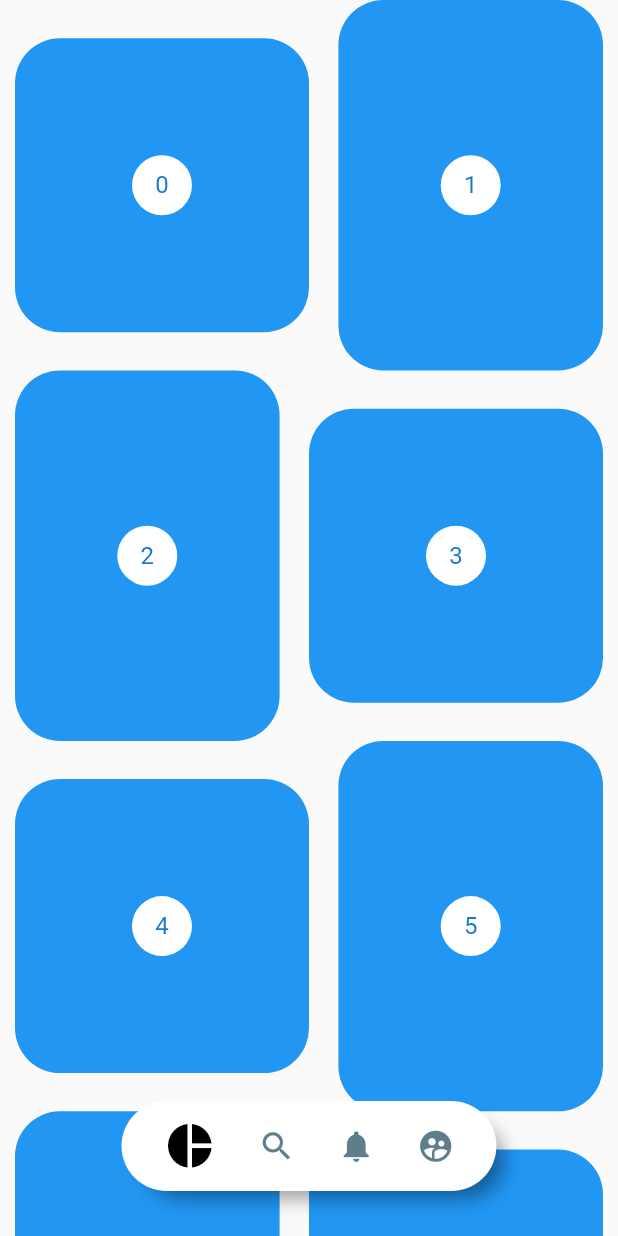
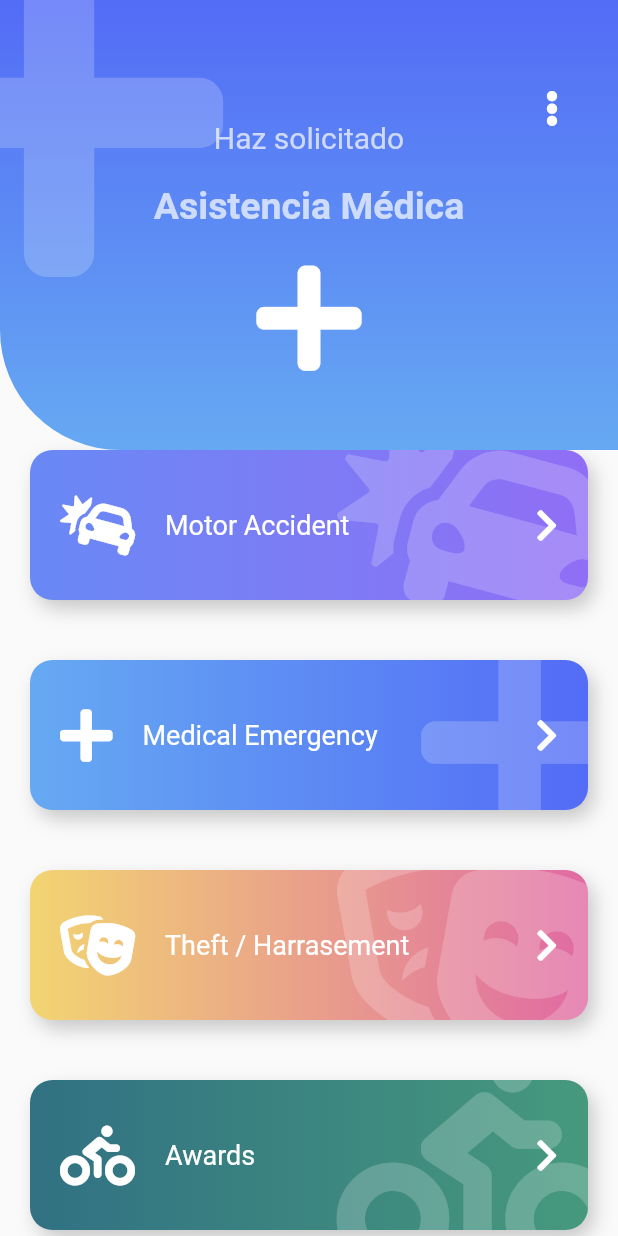
Before and after one commit to daniesquivelc97/disenos_app, a Flutter app: the screen it shows after launch, on a phone screen of 412 x 824 dp. Run offline on Flutter 3.47's test engine with Material 2 defaults, Android fonts, the phone set to English and light mode, and no system bars; our stand-ins replace animate_do, flutter_svg, font_awesome_flutter.

Commit message:
Implementación de pagina personalizada

```diff
--- a/lib/main.dart
+++ b/lib/main.dart
@@ -1,4 +1,4 @@
-import 'package:disenos_app/src/pages/printerest_page.dart';
+import 'package:disenos_app/src/pages/emergency_page.dart';
 import 'package:flutter/material.dart';
 
 void main() => runApp(MyApp());
@@ -9,7 +9,7 @@ class MyApp extends StatelessWidget {
     return const MaterialApp(
       debugShowCheckedModeBanner: false,
       title: 'Diseños App',
-      home: PrinterestPage(),
+      home: EmergencyPage(),
     );
   }
 }
--- /dev/null
+++ b/lib/src/pages/emergency_page.dart
@@ -0,0 +1,155 @@
+import 'package:animate_do/animate_do.dart';
+import 'package:disenos_app/src/widgets/boton_gordo.dart';
+import 'package:disenos_app/src/widgets/header_emergency.dart';
+import 'package:flutter/material.dart';
+import 'package:font_awesome_flutter/font_awesome_flutter.dart';
+
+class ItemBoton {
+  final IconData icon;
+  final String texto;
+  final Color color1;
+  final Color color2;
+
+  ItemBoton(this.icon, this.texto, this.color1, this.color2);
+}
+
+class EmergencyPage extends StatelessWidget {
+  const EmergencyPage({Key? key}) : super(key: key);
+
+  @override
+  Widget build(BuildContext context) {
+    final items = <ItemBoton>[
+      ItemBoton(FontAwesomeIcons.carCrash, 'Motor Accident',
+          const Color(0xff6989F5), const Color(0xff906EF5)),
+      ItemBoton(FontAwesomeIcons.plus, 'Medical Emergency',
+          const Color(0xff66A9F2), const Color(0xff536CF6)),
+      ItemBoton(FontAwesomeIcons.theaterMasks, 'Theft / Harrasement',
+          const Color(0xffF2D572), const Color(0xffE06AA3)),
+      ItemBoton(FontAwesomeIcons.biking, 'Awards', const Color(0xff317183),
+          const Color(0xff46997D)),
+      ItemBoton(FontAwesomeIcons.carCrash, 'Motor Accident',
+          const Color(0xff6989F5), const Color(0xff906EF5)),
+      ItemBoton(FontAwesomeIcons.plus, 'Medical Emergency',
+          const Color(0xff66A9F2), const Color(0xff536CF6)),
+      ItemBoton(FontAwesomeIcons.theaterMasks, 'Theft / Harrasement',
+          const Color(0xffF2D572), const Color(0xffE06AA3)),
+      ItemBoton(FontAwesomeIcons.biking, 'Awards', const Color(0xff317183),
+          const Color(0xff46997D)),
+      ItemBoton(FontAwesomeIcons.carCrash, 'Motor Accident',
+          const Color(0xff6989F5), const Color(0xff906EF5)),
+      ItemBoton(FontAwesomeIcons.plus, 'Medical Emergency',
+          const Color(0xff66A9F2), const Color(0xff536CF6)),
+      ItemBoton(FontAwesomeIcons.theaterMasks, 'Theft / Harrasement',
+          const Color(0xffF2D572), const Color(0xffE06AA3)),
+      ItemBoton(FontAwesomeIcons.biking, 'Awards', const Color(0xff317183),
+          const Color(0xff46997D)),
+    ];
+
+    List<Widget> itemMap = items
+        .map(
+          (item) => FadeInLeft(
+            duration: const Duration(milliseconds: 250),
+            child: BotonGordo(
+              icon: item.icon,
+              texto: item.texto,
+              color1: item.color1,
+              color2: item.color2,
+              onPress: () {
+                print('hola');
+              },
+            ),
+          ),
+        )
+        .toList();
+
+    return Scaffold(
+      body: Stack(
+        children: [
+          Container(
+            margin: const EdgeInsets.only(top: 200),
+            child: ListView(
+              physics: const BouncingScrollPhysics(),
+              children: [
+                const SizedBox(
+                  height: 80,
+                ),
+                ...itemMap,
+              ],
+            ),
+          ),
+          Encabezado()
+        ],
+      ),
+    );
+  }
+}
+
+class Encabezado extends StatelessWidget {
+  const Encabezado({
+    Key? key,
+  }) : super(key: key);
+
+  @override
+  Widget build(BuildContext context) {
+    return Stack(
+      children: [
+        const IconHeader(
+          icon: FontAwesomeIcons.plus,
+          titulo: 'Asistencia Médica',
+          subtitulo: 'Haz solicitado',
+          color2: Color(0xff66A9F2),
+          color1: Color(0xff536CF6),
+        ),
+        Positioned(
+          right: 0,
+          top: 45,
+          child: RawMaterialButton(
+            shape: const CircleBorder(),
+            padding: const EdgeInsets.all(15.0),
+            onPressed: () {},
+            child: const FaIcon(
+              FontAwesomeIcons.ellipsisV,
+              color: Colors.white,
+            ),
+          ),
+        )
+      ],
+    );
+  }
+}
+
+class BotonGordoTemp extends StatelessWidget {
+  const BotonGordoTemp({
+    Key? key,
+  }) : super(key: key);
+
+  @override
+  Widget build(BuildContext context) {
+    return BotonGordo(
+      icon: FontAwesomeIcons.carCrash,
+      texto: 'Motor Accident',
+      color1: const Color(0xff6989F5),
+      color2: const Color(0xff906EF5),
+      onPress: () {
+        print('click');
+      },
+    );
+  }
+}
+
+class PageHeader extends StatelessWidget {
+  const PageHeader({
+    Key? key,
+  }) : super(key: key);
+
+  @override
+  Widget build(BuildContext context) {
+    return const IconHeader(
+      icon: FontAwesomeIcons.plusCircle,
+      subtitulo: 'Haz solicitado',
+      titulo: 'Asistencia Médica',
+      color1: Color(0xff526BF6),
+      color2: Color(0xff67ACF2),
+    );
+  }
+}
--- /dev/null
+++ b/lib/src/widgets/boton_gordo.dart
@@ -0,0 +1,114 @@
+import 'package:flutter/material.dart';
+import 'package:font_awesome_flutter/font_awesome_flutter.dart';
+
+class BotonGordo extends StatelessWidget {
+  final IconData icon;
+  final String texto;
+  final Color color1;
+  final Color color2;
+  final Function() onPress;
+
+  const BotonGordo({
+    Key? key,
+    this.icon = FontAwesomeIcons.circle,
+    required this.texto,
+    this.color1 = Colors.grey,
+    this.color2 = Colors.blueGrey,
+    required this.onPress,
+  }) : super(key: key);
+
+  @override
+  Widget build(BuildContext context) {
+    return GestureDetector(
+      onTap: onPress,
+      child: Stack(
+        children: [
+          _BotonGordoBackground(icon, color1, color2),
+          Row(
+            mainAxisAlignment: MainAxisAlignment.center,
+            children: [
+              const SizedBox(
+                height: 140,
+                width: 40,
+              ),
+              FaIcon(
+                icon,
+                color: Colors.white,
+                size: 40,
+              ),
+              SizedBox(
+                width: 20,
+              ),
+              Expanded(
+                child: Text(
+                  texto,
+                  style: TextStyle(color: Colors.white, fontSize: 18),
+                ),
+              ),
+              FaIcon(
+                FontAwesomeIcons.chevronRight,
+                color: Colors.white,
+              ),
+              SizedBox(
+                width: 40,
+              ),
+            ],
+          )
+        ],
+      ),
+    );
+  }
+}
+
+class _BotonGordoBackground extends StatelessWidget {
+  final IconData icon;
+  final Color color1;
+  final Color color2;
+
+  const _BotonGordoBackground(
+    this.icon,
+    this.color1,
+    this.color2,
+  );
+
+  @override
+  Widget build(BuildContext context) {
+    return Container(
+      child: ClipRRect(
+        borderRadius: BorderRadius.circular(15),
+        child: Stack(
+          children: [
+            Positioned(
+              right: -20,
+              top: -20,
+              child: FaIcon(
+                icon,
+                size: 150,
+                color: Colors.white.withOpacity(0.2),
+              ),
+            ),
+          ],
+        ),
+      ),
+      width: double.infinity,
+      height: 100,
+      margin: const EdgeInsets.all(20),
+      decoration: BoxDecoration(
+        boxShadow: [
+          BoxShadow(
+            color: Colors.black.withOpacity(0.2),
+            offset: const Offset(4, 6),
+            blurRadius: 10,
+          ),
+        ],
+        borderRadius: BorderRadius.circular(15),
+        gradient: LinearGradient(
+          colors: [
+            color1,
+            color2,
+          ],
+        ),
+      ),
+    );
+  }
+}
--- /dev/null
+++ b/lib/src/widgets/header_emergency.dart
@@ -0,0 +1,100 @@
+import 'package:flutter/material.dart';
+import 'package:font_awesome_flutter/font_awesome_flutter.dart';
+
+class IconHeader extends StatelessWidget {
+  final IconData icon;
+  final String titulo;
+  final String subtitulo;
+  final Color color1;
+  final Color color2;
+
+  const IconHeader({
+    Key? key,
+    required this.icon,
+    required this.titulo,
+    required this.subtitulo,
+    this.color1 = Colors.grey,
+    this.color2 = Colors.blueGrey,
+  }) : super(key: key);
+
+  @override
+  Widget build(BuildContext context) {
+    final Color colorBlanco = Colors.white.withOpacity(0.7);
+    return Stack(
+      children: [
+        _IconHeaderBackground(
+          color1: color1,
+          color2: color2,
+        ),
+        Positioned(
+          top: -50,
+          left: -70,
+          child: FaIcon(
+            icon,
+            size: 250,
+            color: Colors.white.withOpacity(0.2),
+          ),
+        ),
+        Column(
+          children: [
+            const SizedBox(
+              height: 80,
+              width: double.infinity,
+            ),
+            Text(
+              subtitulo,
+              style: TextStyle(
+                fontSize: 20,
+                color: colorBlanco,
+              ),
+            ),
+            const SizedBox(height: 20),
+            Text(
+              titulo,
+              style: TextStyle(
+                  fontSize: 25,
+                  color: colorBlanco,
+                  fontWeight: FontWeight.bold),
+            ),
+            const SizedBox(height: 20),
+            FaIcon(
+              icon,
+              size: 80,
+              color: Colors.white,
+            )
+          ],
+        )
+      ],
+    );
+  }
+}
+
+class _IconHeaderBackground extends StatelessWidget {
+  final Color color1;
+  final Color color2;
+
+  const _IconHeaderBackground({
+    Key? key,
+    required this.color1,
+    required this.color2,
+  }) : super(key: key);
+
+  @override
+  Widget build(BuildContext context) {
+    return Container(
+      width: double.infinity,
+      height: 300,
+      decoration: BoxDecoration(
+          borderRadius: const BorderRadius.only(
+            bottomLeft: Radius.circular(80),
+          ),
+          gradient: LinearGradient(
+              begin: Alignment.topCenter,
+              end: Alignment.bottomCenter,
+              colors: [
+                color1,
+                color2,
+              ])),
+    );
+  }
+}
--- a/pubspec.yaml
+++ b/pubspec.yaml
@@ -36,6 +36,8 @@ dependencies:
   flutter_svg: ^1.0.3
   provider: ^6.0.2
   flutter_staggered_grid_view: ^0.6.1
+  font_awesome_flutter: ^9.2.0
+  animate_do: ^2.1.0
 
 dev_dependencies:
   flutter_test:
```
Also changed, not shown: pubspec.lock.
